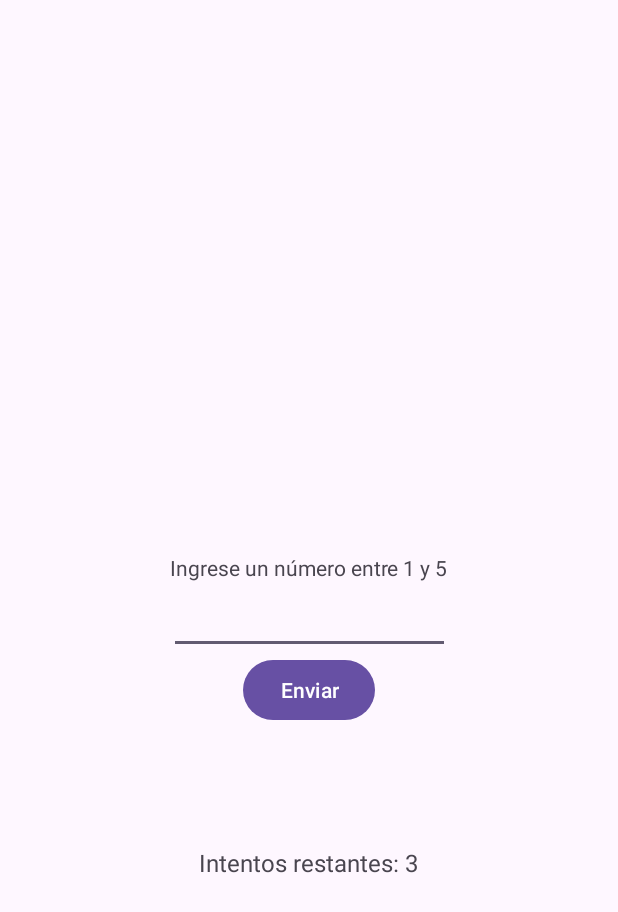
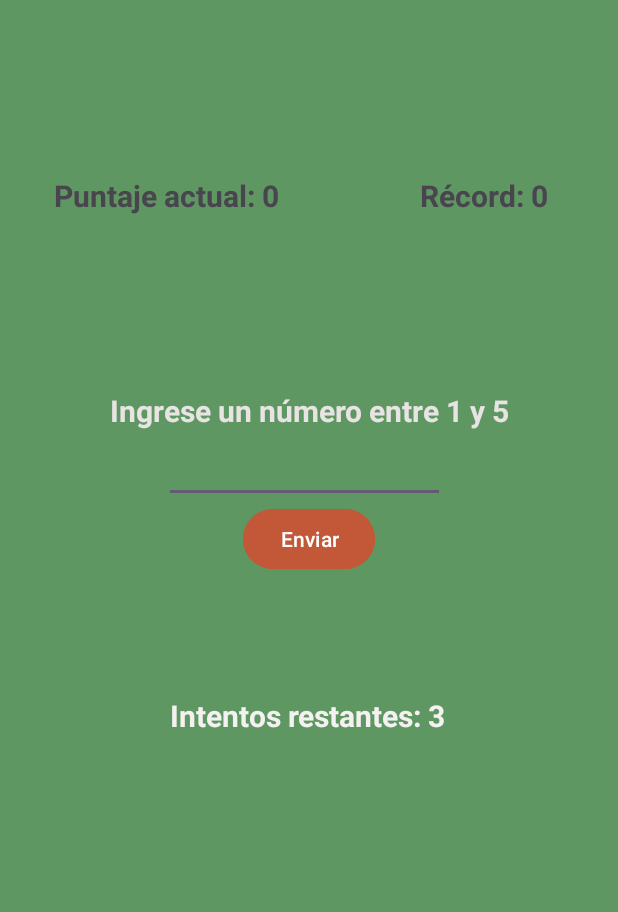
Before and after one commit to cambaccarini/tp2.1AppsMoviles, an Android app: the screen it shows after launch (MainActivity), on a phone screen of 412 x 824 dp. Shown: the top 912 px of the screen. Run offline under Robolectric (Android 15) with nearby library versions, the phone set to English and light mode, and no system bars.

Commit message:
base de datos con puntajes

```diff
--- a/app/src/main/java/com/example/adivinarnumero/MainActivity.kt
+++ b/app/src/main/java/com/example/adivinarnumero/MainActivity.kt
@@ -15,12 +15,18 @@ class MainActivity : AppCompatActivity() {
 
     private var numeroAleatorio = 0
     private var intentosRestantes = 3
-
+    private var puntajeActual = 0
+    private lateinit var dbHelper: ScoreDatabaseHelper
+    private lateinit var textViewPuntajeActual: TextView
+    private lateinit var textViewPuntajeMaximo: TextView
 
     override fun onCreate(savedInstanceState: Bundle?) {
         super.onCreate(savedInstanceState)
         enableEdgeToEdge()
         setContentView(R.layout.activity_main)
+        dbHelper = ScoreDatabaseHelper(this)
+        textViewPuntajeActual = findViewById(R.id.textViewPuntajeActual)
+        textViewPuntajeMaximo = findViewById(R.id.textViewPuntajeMaximo)
 
         ViewCompat.setOnApplyWindowInsetsListener(findViewById(R.id.main)) { v, insets ->
             val systemBars = insets.getInsets(WindowInsetsCompat.Type.systemBars())
@@ -52,6 +58,12 @@ class MainActivity : AppCompatActivity() {
 
             if (numeroIngresado == numeroAleatorio) {
                 Toast.makeText(this, "¡Adivinaste! Juega de nuevo", Toast.LENGTH_SHORT).show()
+                puntajeActual += 10
+                val maximo = dbHelper.obtenerPuntajeMaximo()
+                if (puntajeActual > maximo) {
+                    dbHelper.insertarPuntaje(puntajeActual)
+                }
+                actualizarPuntajesEnPantalla()
                 generarNuevoNumero()
                 actualizarTextViewIntentos(textViewIntentos)
             } else {
@@ -60,6 +72,8 @@ class MainActivity : AppCompatActivity() {
                     Toast.makeText(this, "Intenta de nuevo!", Toast.LENGTH_SHORT).show()
                 } else {
                     Toast.makeText(this, "El número era $numeroAleatorio. Perdiste :( ", Toast.LENGTH_LONG).show()
+                    puntajeActual = 0
+                    actualizarPuntajesEnPantalla()
                     generarNuevoNumero()
                 }
                 actualizarTextViewIntentos(textViewIntentos)
@@ -67,6 +81,7 @@ class MainActivity : AppCompatActivity() {
             editTextNumber.text.clear()
         }
     }
+
     private fun generarNuevoNumero() {
         numeroAleatorio = Random.nextInt(1, 6)
         intentosRestantes = 3
@@ -74,4 +89,9 @@ class MainActivity : AppCompatActivity() {
     private fun actualizarTextViewIntentos(textView: TextView) {
         textView.text = "Intentos restantes: $intentosRestantes"
     }
+    private fun actualizarPuntajesEnPantalla() {
+        textViewPuntajeActual.text = "Puntaje actual: $puntajeActual"
+        val maximo = dbHelper.obtenerPuntajeMaximo()
+        textViewPuntajeMaximo.text = "Puntaje máximo: $maximo"
+    }
 }
--- a/app/src/main/res/layout/activity_main.xml
+++ b/app/src/main/res/layout/activity_main.xml
@@ -5,30 +5,62 @@
     android:id="@+id/main"
     android:layout_width="match_parent"
     android:layout_height="match_parent"
+    android:background="#CC38803B"
     tools:context=".MainActivity">
+
+    <TextView
+        android:id="@+id/textViewPuntajeActual"
+        android:layout_width="wrap_content"
+        android:layout_height="wrap_content"
+        android:layout_marginStart="36dp"
+        android:text="Puntaje actual: 0"
+        android:textSize="20sp"
+        android:textStyle="bold"
+        app:layout_constraintBottom_toTopOf="@+id/textView"
+        app:layout_constraintStart_toStartOf="parent"
+        app:layout_constraintTop_toTopOf="parent" />
+
+    <TextView
+        android:id="@+id/textViewPuntajeMaximo"
+        android:layout_width="wrap_content"
+        android:layout_height="wrap_content"
+        android:layout_marginStart="12dp"
+        android:text="Récord: 0"
+        android:textSize="20sp"
+        android:textStyle="bold"
+        app:layout_constraintBottom_toTopOf="@+id/textView"
+        app:layout_constraintEnd_toEndOf="parent"
+        app:layout_constraintHorizontal_bias="0.638"
+        app:layout_constraintStart_toEndOf="@+id/textViewPuntajeActual"
+        app:layout_constraintTop_toTopOf="parent" />
 
     <EditText
         android:id="@+id/editTextNumber"
         android:layout_width="187dp"
         android:layout_height="48dp"
         android:ems="10"
-        android:inputType="number"
-        android:gravity="center"
         android:focusable="true"
         android:focusableInTouchMode="true"
+        android:gravity="center"
+        android:inputType="number"
         app:layout_constraintBottom_toBottomOf="parent"
         app:layout_constraintEnd_toEndOf="parent"
+        app:layout_constraintHorizontal_bias="0.486"
         app:layout_constraintStart_toStartOf="parent"
-        app:layout_constraintTop_toTopOf="parent" />
+        app:layout_constraintTop_toTopOf="parent"
+        app:layout_constraintVertical_bias="0.37" />
 
     <TextView
         android:id="@+id/textView"
         android:layout_width="wrap_content"
         android:layout_height="wrap_content"
         android:text="Ingrese un número entre 1 y 5"
+        android:textColor="#E9E4E4"
+        android:textSize="20sp"
+        android:textStyle="bold"
         app:layout_constraintBottom_toTopOf="@+id/editTextNumber"
-        app:layout_constraintStart_toStartOf="parent"
-        app:layout_constraintEnd_toEndOf="parent" />
+        app:layout_constraintEnd_toEndOf="parent"
+        app:layout_constraintStart_toStartOf="parent" />
 
     <TextView
         android:id="@+id/textViewIntentos"
@@ -36,7 +68,9 @@
         android:layout_height="wrap_content"
         android:layout_marginTop="128dp"
         android:text="Intentos restantes: 3"
-        android:textSize="16sp"
+        android:textColor="#F4F1F1"
+        android:textSize="20sp"
+        android:textStyle="bold"
         app:layout_constraintEnd_toEndOf="parent"
         app:layout_constraintHorizontal_bias="0.498"
         app:layout_constraintStart_toStartOf="parent"
@@ -46,10 +80,10 @@
         android:id="@+id/buttonEnviar"
         android:layout_width="wrap_content"
         android:layout_height="wrap_content"
+        android:backgroundTint="#C35839"
         android:text="Enviar"
-        app:layout_constraintTop_toBottomOf="@+id/editTextNumber"
+        app:layout_constraintEnd_toEndOf="parent"
         app:layout_constraintStart_toStartOf="parent"
-        app:layout_constraintEnd_toEndOf="parent"
-        />
+        app:layout_constraintTop_toBottomOf="@+id/editTextNumber" />
 
 </androidx.constraintlayout.widget.ConstraintLayout>
```
Also changed, not shown: app/src/main/java/com/example/adivinarnumero/ScoreDatabaseHelper.kt (added, +44 -0 lines).
